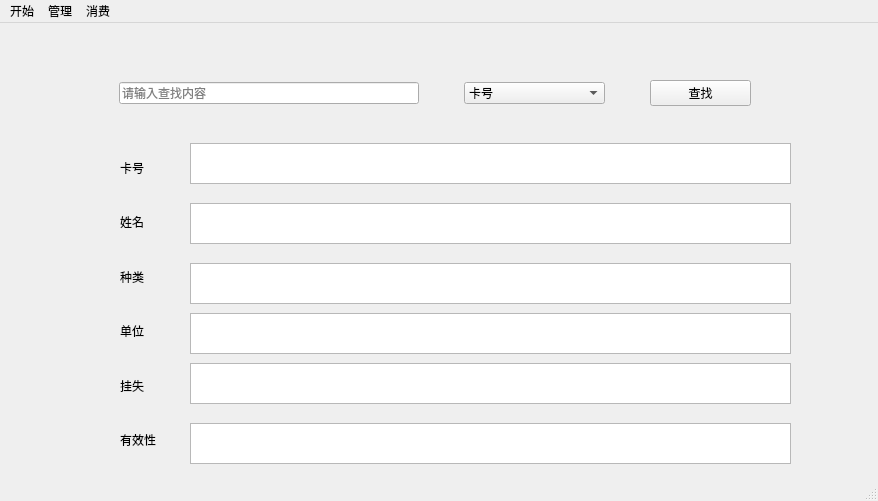
Before: the Qt Designer form mainwindow.ui in Nek0-hinata/QtLearning, drawn with Qt 5.
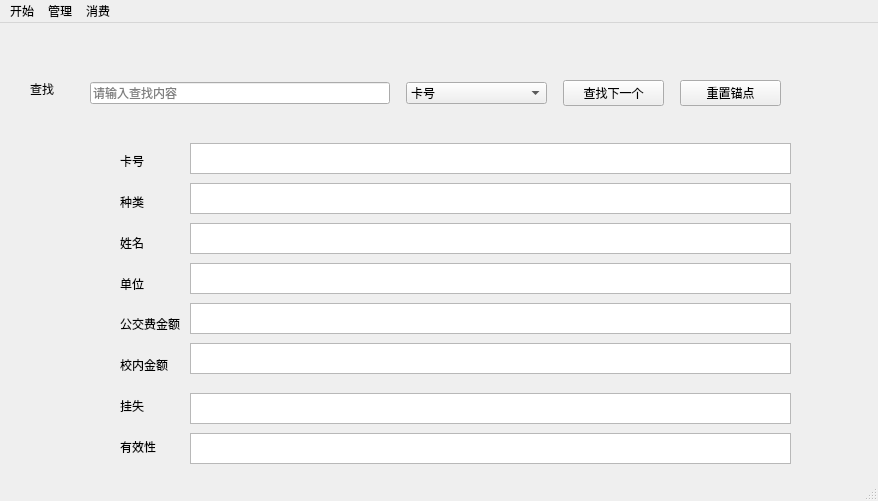
After: the same form once the commit is applied. The open tabs and pages were chosen to show the change.

Commit message: 查找完成

Patch:
```diff
--- a/mainwindow.ui
+++ b/mainwindow.ui
@@ -111,7 +111,20 @@
           </size>
          </property>
          <property name="text">
-          <string>查找</string>
+          <string>查找下一个</string>
+         </property>
+        </widget>
+       </item>
+       <item>
+        <widget class="QPushButton" name="pushButton_5">
+         <property name="maximumSize">
+          <size>
+           <width>101</width>
+           <height>16777215</height>
+          </size>
+         </property>
+         <property name="text">
+          <string>重置锚点</string>
          </property>
         </widget>
        </item>
@@ -122,7 +135,7 @@
        <rect>
         <x>120</x>
         <y>120</y>
-        <width>61</width>
+        <width>62</width>
         <height>321</height>
        </rect>
       </property>
@@ -140,13 +153,6 @@
          </property>
         </widget>
        </item>
-       <item>
-        <widget class="QLabel" name="label">
-         <property name="text">
-          <string>姓名</string>
-         </property>
-        </widget>
-       </item>
        <item>
         <widget class="QLabel" name="label_2">
          <property name="text">
@@ -154,6 +160,13 @@
          </property>
         </widget>
        </item>
+       <item>
+        <widget class="QLabel" name="label">
+         <property name="text">
+          <string>姓名</string>
+         </property>
+        </widget>
+       </item>
        <item>
         <widget class="QLabel" name="label_4">
          <property name="text">
@@ -161,6 +174,20 @@
          </property>
         </widget>
        </item>
+       <item>
+        <widget class="QLabel" name="label_15">
+         <property name="text">
+          <string>公交费金额</string>
+         </property>
+        </widget>
+       </item>
+       <item>
+        <widget class="QLabel" name="label_16">
+         <property name="text">
+          <string>校内金额</string>
+         </property>
+        </widget>
+       </item>
        <item>
         <widget class="QLabel" name="label_5">
          <property name="text">
@@ -183,7 +210,7 @@
         <x>190</x>
         <y>120</y>
         <width>601</width>
-        <height>41</height>
+        <height>31</height>
        </rect>
       </property>
      </widget>
@@ -191,9 +218,9 @@
       <property name="geometry">
        <rect>
         <x>190</x>
-        <y>180</y>
+        <y>160</y>
         <width>601</width>
-        <height>41</height>
+        <height>31</height>
        </rect>
       </property>
      </widget>
@@ -201,9 +228,9 @@
       <property name="geometry">
        <rect>
         <x>190</x>
-        <y>240</y>
+        <y>200</y>
         <width>601</width>
-        <height>41</height>
+        <height>31</height>
        </rect>
       </property>
      </widget>
@@ -211,9 +238,9 @@
       <property name="geometry">
        <rect>
         <x>190</x>
-        <y>290</y>
+        <y>240</y>
         <width>601</width>
-        <height>41</height>
+        <height>31</height>
        </rect>
       </property>
      </widget>
@@ -221,9 +248,9 @@
       <property name="geometry">
        <rect>
         <x>190</x>
-        <y>340</y>
+        <y>280</y>
         <width>601</width>
-        <height>41</height>
+        <height>31</height>
        </rect>
       </property>
      </widget>
@@ -231,9 +258,42 @@
       <property name="geometry">
        <rect>
         <x>190</x>
-        <y>400</y>
+        <y>320</y>
         <width>601</width>
-        <height>41</height>
+        <height>31</height>
+       </rect>
+      </property>
+     </widget>
+     <widget class="QLabel" name="label_14">
+      <property name="geometry">
+       <rect>
+        <x>30</x>
+        <y>50</y>
+        <width>41</width>
+        <height>31</height>
+       </rect>
+      </property>
+      <property name="text">
+       <string>查找</string>
+      </property>
+     </widget>
+     <widget class="QTextBrowser" name="textBrowser_7">
+      <property name="geometry">
+       <rect>
+        <x>190</x>
+        <y>370</y>
+        <width>601</width>
+        <height>31</height>
+       </rect>
+      </property>
+     </widget>
+     <widget class="QTextBrowser" name="textBrowser_8">
+      <property name="geometry">
+       <rect>
+        <x>190</x>
+        <y>410</y>
+        <width>601</width>
+        <height>31</height>
        </rect>
       </property>
      </widget>
```
Left out of the diff: 14 changed lines with no effect on the pictures. The commit also changes 8 other files.
